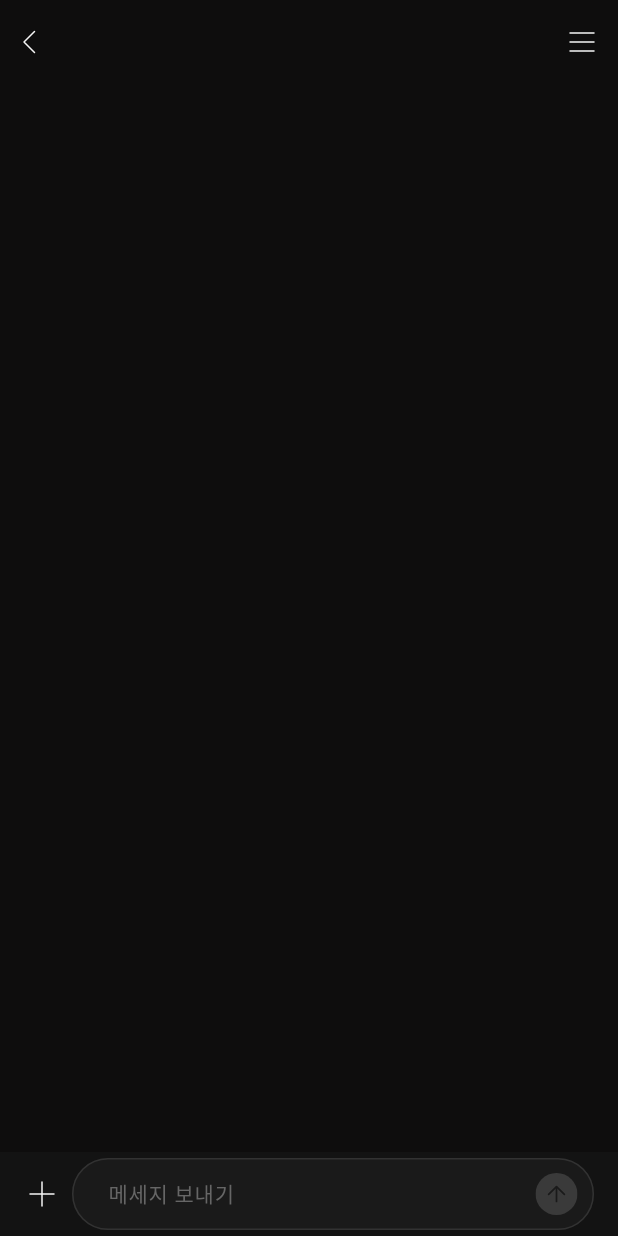
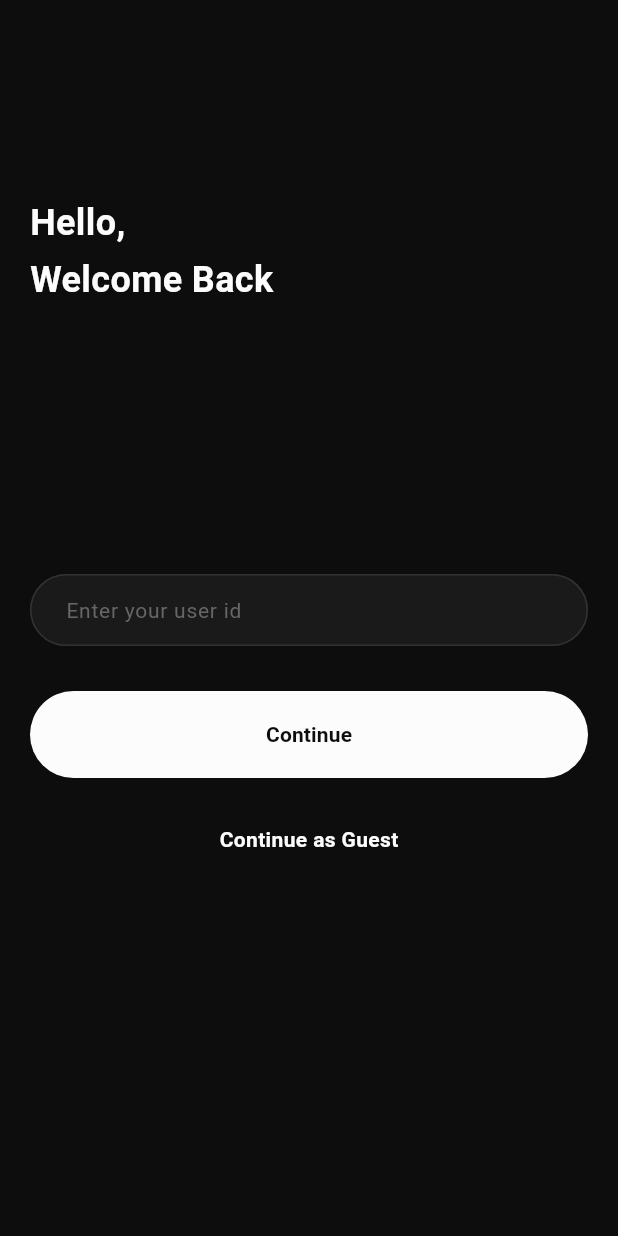
Before and after one commit to EugeneDevv/flutter_chat_app, a Flutter app: the screen it shows after launch, on a phone screen of 412 x 824 dp. Run offline on Flutter 3.47's test engine with Material 3 defaults, Android fonts, the phone set to English and light mode, and no system bars; our stand-ins replace bloc, flutter_dotenv, flutter_svg, go_router, scrollable_positioned_list; missing offline and left inert: sendbird_chat_sdk; generated files the repository leaves out were written again; Roboto replaces fonts that are missing (Pretendard); project files that could hold a hidden picture were left out.

Commit message:
feat: welcome page

```diff
--- a/lib/domain/value_objects/app_constants.dart
+++ b/lib/domain/value_objects/app_constants.dart
@@ -1,2 +1,4 @@
 const String channelUrl =
     'sendbird_open_channel_14092_bf4075fbb8f12dc0df3ccc5c653f027186ac9211';
+    const String appName = 'Chat App';
+    const String userId = 'Fanusa';
--- a/lib/presentation/app.dart
+++ b/lib/presentation/app.dart
@@ -1,5 +1,7 @@
+import 'package:chat_app/domain/value_objects/app_constants.dart';
 import 'package:chat_app/l10n/l10n.dart';
-import 'package:chat_app/presentation/chat_page.dart';
+import 'package:chat_app/presentation/router/router.dart';
+import 'package:chat_app/presentation/router/routes.dart';
 import 'package:chat_app/presentation/theme/app_theme.dart';
 import 'package:flutter/material.dart';
 
@@ -8,11 +10,13 @@ class App extends StatelessWidget {
 
   @override
   Widget build(BuildContext context) {
-    return MaterialApp(
+    return MaterialApp.router(
       theme: AppTheme.dark(),
+      darkTheme: AppTheme.dark(),
+      title: appName,
+      routerConfig: goRouter(Routes.loginPagePath),
       localizationsDelegates: AppLocalizations.localizationsDelegates,
-      supportedLocales: AppLocalizations.supportedLocales,
-      home: const ChatPage(),
+      debugShowCheckedModeBanner: false,
     );
   }
 }
--- /dev/null
+++ b/lib/presentation/login/login_page.dart
@@ -0,0 +1,171 @@
+import 'package:chat_app/domain/value_objects/app_constants.dart';
+import 'package:chat_app/presentation/router/routes.dart';
+import 'package:chat_app/presentation/theme/app_colors.dart';
+import 'package:chat_app/presentation/theme/text_theme.dart';
+import 'package:chat_app/presentation/widgets/spaces.dart';
+import 'package:flutter/material.dart';
+import 'package:go_router/go_router.dart';
+import 'package:sendbird_chat_sdk/sendbird_chat_sdk.dart';
+
+class LoginPage extends StatefulWidget {
+  const LoginPage({super.key});
+
+  @override
+  State<LoginPage> createState() => _LoginPageState();
+}
+
+class _LoginPageState extends State<LoginPage> {
+  final TextEditingController controller = TextEditingController();
+  bool isLoading = false;
+  bool isLoadingGuest = false;
+  @override
+  Widget build(BuildContext context) {
+    final Size size = MediaQuery.of(context).size;
+
+    return Scaffold(
+      body: SingleChildScrollView(
+        child: Container(
+          width: size.width,
+          height: size.height,
+          padding: EdgeInsets.only(
+            left: 20,
+            right: 20,
+            bottom: size.height * 0.2,
+            top: size.height * 0.05,
+          ),
+          child: Column(
+            crossAxisAlignment: CrossAxisAlignment.start,
+            mainAxisAlignment: MainAxisAlignment.spaceAround,
+            children: <Widget>[
+              Text('Hello, \nWelcome Back', style: heavySize24Text()),
+              Column(
+                children: <Widget>[
+                  TextField(
+                    controller: controller,
+                    onChanged: (_) => setState(() {}),
+                    decoration: InputDecoration(
+                      contentPadding: const EdgeInsets.symmetric(
+                        horizontal: 20,
+                        vertical: 10,
+                      ),
+                      enabledBorder: OutlineInputBorder(
+                        borderSide: const BorderSide(
+                          color: AppColors.inputBorder,
+                        ),
+                        borderRadius: BorderRadius.circular(48),
+                      ),
+                      focusedBorder: OutlineInputBorder(
+                        borderSide: const BorderSide(
+                          color: AppColors.inputBorder,
+                        ),
+                        borderRadius: BorderRadius.circular(48),
+                      ),
+                      hintText: 'Enter your user id',
+                      hintStyle: normalSize14Text(AppColors.grey),
+                      filled: true,
+                      fillColor: AppColors.inputFill,
+                    ),
+                  ),
+                  largeVerticalSizedBox,
+                  MaterialButton(
+                    onPressed: () async {
+                      if (controller.text.isNotEmpty) {
+                        setState(() {
+                          isLoading = true;
+                        });
+
+                        try {
+                          await SendbirdChat.connect(controller.text);
+
+                          final OpenChannel openChannel =
+                              await OpenChannel.getChannel(
+                            channelUrl,
+                          );
+                          await openChannel.enter();
+                          setState(() {
+                            isLoading = false;
+                          });
+                          context.pushReplacementNamed(
+                            Routes.chatPageRoute,
+                            extra: controller.text,
+                          );
+                        } catch (e) {
+                          ScaffoldMessenger.of(context).showSnackBar(
+                            SnackBar(
+                              content: Text(e.toString()),
+                            ),
+                          );
+                          setState(() {
+                            isLoading = false;
+                          });
+                        }
+                      }
+                    },
+                    elevation: 0,
+                    padding: const EdgeInsets.all(18),
+                    shape: RoundedRectangleBorder(
+                      borderRadius: BorderRadius.circular(30),
+                    ),
+                    color: AppColors.customWhite,
+                    child: Center(
+                      child: isLoading
+                          ? const CircularProgressIndicator(
+                              color: AppColors.customBlack,
+                            )
+                          : Text(
+                              'Continue',
+                              style: veryBoldSize14Text(AppColors.customBlack),
+                            ),
+                    ),
+                  ),
+                  largeVerticalSizedBox,
+                  InkWell(
+                    onTap: () async {
+                      setState(() {
+                        isLoadingGuest = true;
+                      });
+
+                      try {
+                        await SendbirdChat.connect(userId);
+
+                        final OpenChannel openChannel =
+                            await OpenChannel.getChannel(
+                          channelUrl,
+                        );
+                        await openChannel.enter();
+                        setState(() {
+                          isLoadingGuest = false;
+                        });
+                        context.pushReplacementNamed(
+                          Routes.chatPageRoute,
+                          extra: userId,
+                        );
+                      } catch (e) {
+                        ScaffoldMessenger.of(context).showSnackBar(
+                          SnackBar(
+                            content: Text(e.toString()),
+                          ),
+                        );
+                        setState(() {
+                          isLoadingGuest = false;
+                        });
+                      }
+                    },
+                    child: isLoadingGuest
+                        ? const CircularProgressIndicator(
+                            color: AppColors.customWhite,
+                          )
+                        : Text(
+                            'Continue as Guest',
+                            style: veryBoldSize14Text(),
+                          ),
+                  ),
+                ],
+              ),
+            ],
+          ),
+        ),
+      ),
+    );
+  }
+}
--- /dev/null
+++ b/lib/presentation/router/router.dart
@@ -0,0 +1,53 @@
+import 'package:chat_app/domain/value_objects/app_constants.dart';
+import 'package:chat_app/presentation/chat/chat_page.dart';
+import 'package:chat_app/presentation/login/login_page.dart';
+import 'package:chat_app/presentation/router/routes.dart';
+import 'package:flutter/material.dart';
+import 'package:go_router/go_router.dart';
+
+final GlobalKey<NavigatorState> rootNavigatorKey = GlobalKey<NavigatorState>();
+
+GoRouter goRouter([String? initialLocation]) => GoRouter(
+      initialLocation: initialLocation ?? Routes.loginPagePath,
+      navigatorKey: rootNavigatorKey,
+      debugLogDiagnostics: true,
+      redirect: (BuildContext context, GoRouterState state) {
+        return null;
+      },
+      routes: <RouteBase>[
+        GoRoute(
+          name: Routes.loginPageRoute,
+          path: Routes.loginPagePath,
+          pageBuilder: (BuildContext context, GoRouterState state) =>
+              CustomTransitionPage<void>(
+            key: state.pageKey,
+            child: const LoginPage(),
+            transitionsBuilder: (
+              __,
+              Animation<double> animation,
+              _,
+              Widget child,
+            ) =>
+                FadeTransition(opacity: animation, child: child),
+          ),
+        ),
+        GoRoute(
+          name: Routes.chatPageRoute,
+          path: Routes.chatPagePath,
+          pageBuilder: (BuildContext context, GoRouterState state) =>
+              CustomTransitionPage<void>(
+            key: state.pageKey,
+            child: ChatPage(
+              userIdentifier: (state.extra as String?) ?? userId,
+            ),
+            transitionsBuilder: (
+              __,
+              Animation<double> animation,
+              _,
+              Widget child,
+            ) =>
+                FadeTransition(opacity: animation, child: child),
+          ),
+        ),
+      ],
+    );
--- /dev/null
+++ b/lib/presentation/router/routes.dart
@@ -0,0 +1,7 @@
+class Routes {
+  static const String loginPageRoute = 'login_page_route';
+  static const String loginPagePath = '/login_page';
+
+  static const String chatPageRoute = 'chat_page_route';
+  static const String chatPagePath = '/chat_page';
+}
--- a/pubspec.yaml
+++ b/pubspec.yaml
@@ -15,6 +15,7 @@ dependencies:
   flutter_localizations:
     sdk: flutter
   flutter_svg: ^2.0.9
+  go_router: ^13.1.0
   intl: ^0.18.1
   scrollable_positioned_list: ^0.3.8
   sendbird_chat_sdk: ^4.2.0
```
Also changed, not shown: lib/bootstrap.dart (+3 -20 lines), lib/presentation/chat/chat_page.dart (renamed from lib/presentation/chat_page.dart, +11 -31 lines), lib/presentation/core/widgets/message_item.dart (deleted, +0 -167 lines), lib/presentation/widgets/message_item.dart (added, +180 -0 lines), .github/cspell.json, .github/workflows/main.yaml, lib/presentation/widgets/spaces.dart (renamed from lib/presentation/core/widgets/spaces.dart), pubspec.lock, 4 other files.
